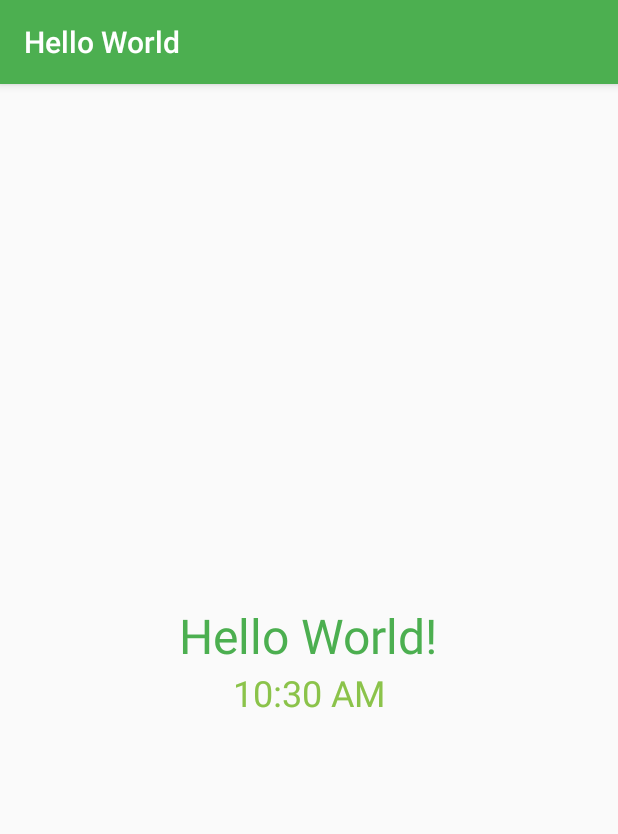
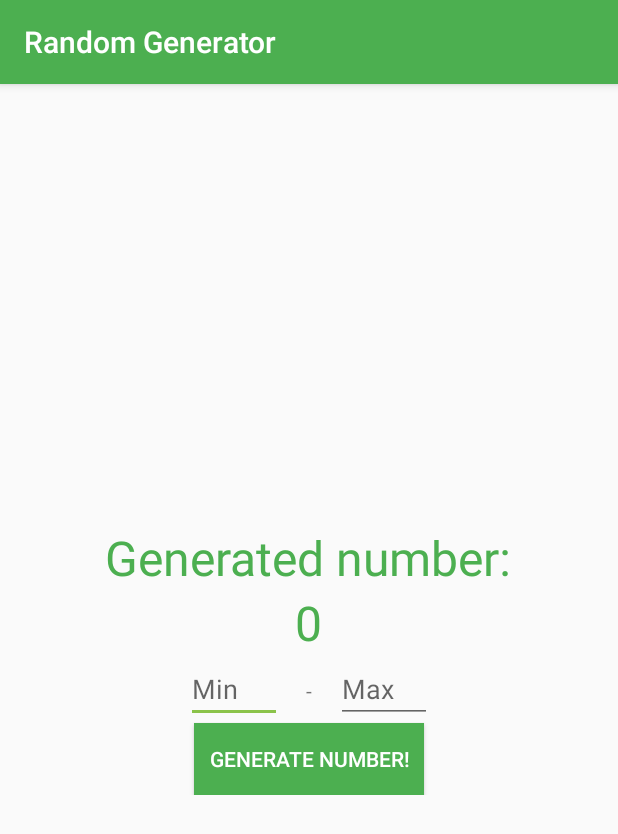
Before and after one commit to irwantokong/learn-tktpl-1706979303, an Android app: the screen it shows after launch (MainActivity before the commit, RandomGeneratorActivity after it), on a phone screen of 412 x 824 dp. Shown: the top 834 px of the screen. Run offline under Robolectric (Android 15) with nearby library versions, the phone set to English and light mode, and no system bars.

Commit message:
Add random number generator app

```diff
--- a/app/build.gradle
+++ b/app/build.gradle
@@ -4,7 +4,7 @@ android {
     compileSdkVersion 29
 
     defaultConfig {
-        applicationId "id.ac.ui.cs.mobileprogramming.irwanto.helloworld"
+        applicationId "id.ac.ui.cs.mobileprogramming.irwanto.randomgenerator"
         minSdkVersion 28
         targetSdkVersion 29
         versionCode 1
--- a/app/src/main/java/id/ac/ui/cs/mobileprogramming/irwanto/helloworld/MainActivity.java
+++ b/app/src/main/java/id/ac/ui/cs/mobileprogramming/irwanto/helloworld/MainActivity.java
@@ -3,6 +3,8 @@ package id.ac.ui.cs.mobileprogramming.irwanto.helloworld;
 import androidx.appcompat.app.AppCompatActivity;
 
 import android.os.Bundle;
+
+import id.ac.ui.cs.mobileprogramming.irwanto.R;
 
 public class MainActivity extends AppCompatActivity {
 
--- a/app/src/main/res/layout/activity_main.xml
+++ b/app/src/main/res/layout/activity_main.xml
@@ -5,7 +5,7 @@
     android:layout_width="match_parent"
     android:layout_height="match_parent"
     android:orientation="horizontal"
-    tools:context=".MainActivity">
+    tools:context="id.ac.ui.cs.mobileprogramming.irwanto.helloworld.MainActivity">
 
     <LinearLayout
         android:layout_width="match_parent"
--- /dev/null
+++ b/app/src/main/res/layout/activity_random_generator.xml
@@ -0,0 +1,76 @@
+<?xml version="1.0" encoding="utf-8"?>
+<androidx.appcompat.widget.LinearLayoutCompat xmlns:android="http://schemas.android.com/apk/res/android"
+    xmlns:app="http://schemas.android.com/apk/res-auto"
+    xmlns:tools="http://schemas.android.com/tools"
+    android:layout_width="match_parent"
+    android:layout_height="match_parent"
+    tools:context="id.ac.ui.cs.mobileprogramming.irwanto.randomgenerator.RandomGeneratorActivity">
+
+    <LinearLayout
+        android:layout_width="match_parent"
+        android:layout_height="wrap_content"
+        android:orientation="vertical"
+        android:layout_gravity="center">
+
+        <TextView
+            android:layout_width="wrap_content"
+            android:layout_height="wrap_content"
+            android:layout_gravity="center"
+            android:text="Generated number:"
+            android:textColor="@color/colorPrimary"
+            android:textSize="32sp" />
+
+        <TextView
+            android:id="@+id/generated_number"
+            android:layout_width="wrap_content"
+            android:layout_height="wrap_content"
+            android:layout_gravity="center"
+            android:text="0"
+            android:textColor="@color/colorPrimary"
+            android:textSize="32sp" />
+
+        <LinearLayout
+            android:layout_width="wrap_content"
+            android:layout_height="wrap_content"
+            android:layout_gravity="center_horizontal"
+            android:orientation="horizontal">
+
+            <EditText
+                android:id="@+id/minimum"
+                android:layout_width="wrap_content"
+                android:layout_height="wrap_content"
+                android:hint="Min"
+                android:inputType="number"
+                android:minWidth="64dp" />
+
+            <TextView
+                android:layout_width="wrap_content"
+                android:layout_height="wrap_content"
+                android:layout_marginLeft="16dp"
+                android:layout_marginRight="16dp"
+                android:text="-" />
+
+            <EditText
+                android:id="@+id/maximum"
+                android:layout_width="wrap_content"
+                android:layout_height="wrap_content"
+                android:hint="Max"
+                android:inputType="number"
+                android:minWidth="64dp" />
+
+        </LinearLayout>
+
+        <Button
+            android:id="@+id/generate_button"
+            android:layout_width="wrap_content"
+            android:layout_height="wrap_content"
+            android:layout_gravity="center_horizontal"
+            android:padding="10dp"
+            android:background="@color/colorPrimary"
+            android:text="Generate number!"
+            android:textColor="@android:color/white"
+            android:onClick="generateNumber" />
+
+    </LinearLayout>
+
+</androidx.appcompat.widget.LinearLayoutCompat>
--- a/app/src/main/res/values/strings.xml
+++ b/app/src/main/res/values/strings.xml
@@ -1,4 +1,4 @@
 <resources>
-    <string name="app_name">Hello World</string>
+    <string name="app_name">Random Generator</string>
     <string name="hello_world">Hello World!</string>
 </resources>
```
Also changed, not shown: app/src/main/AndroidManifest.xml (+9 -2 lines), app/src/main/java/id/ac/ui/cs/mobileprogramming/irwanto/randomgenerator/RandomGeneratorActivity.java (added, +42 -0 lines), app/src/main/java/id/ac/ui/cs/mobileprogramming/irwanto/randomgenerator/RandomNumberGenerator.java (added, +11 -0 lines).
